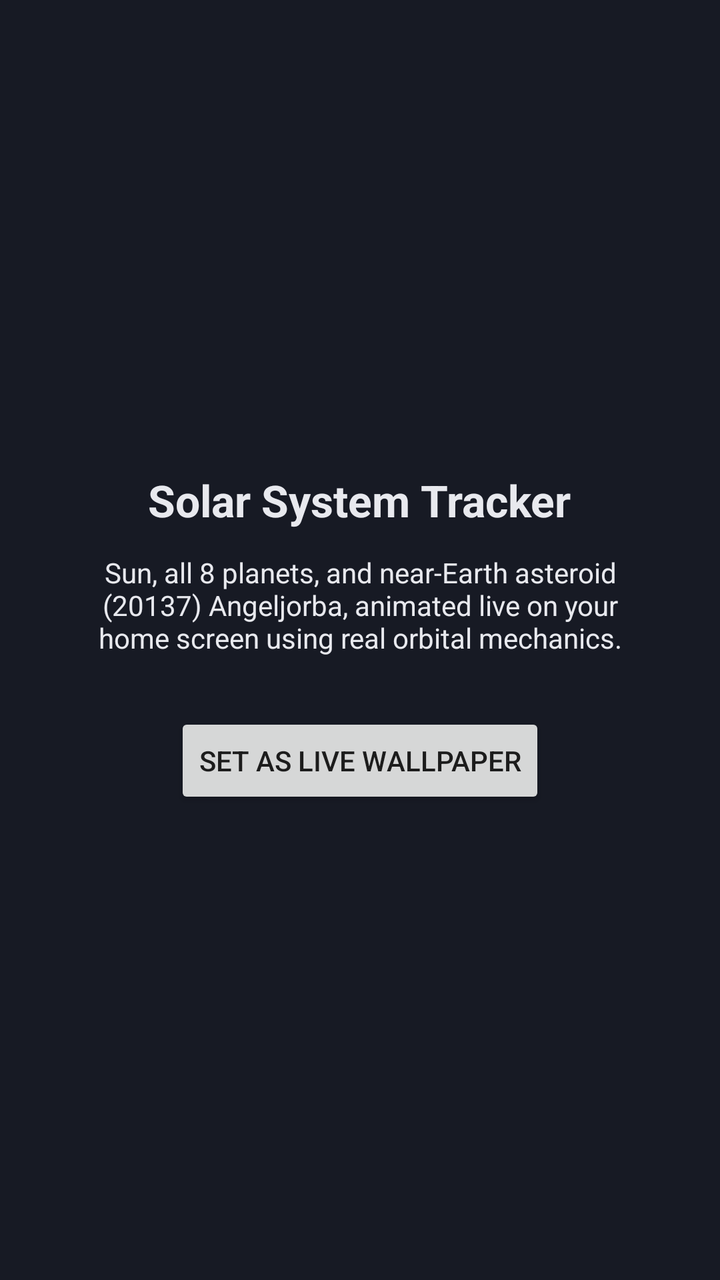
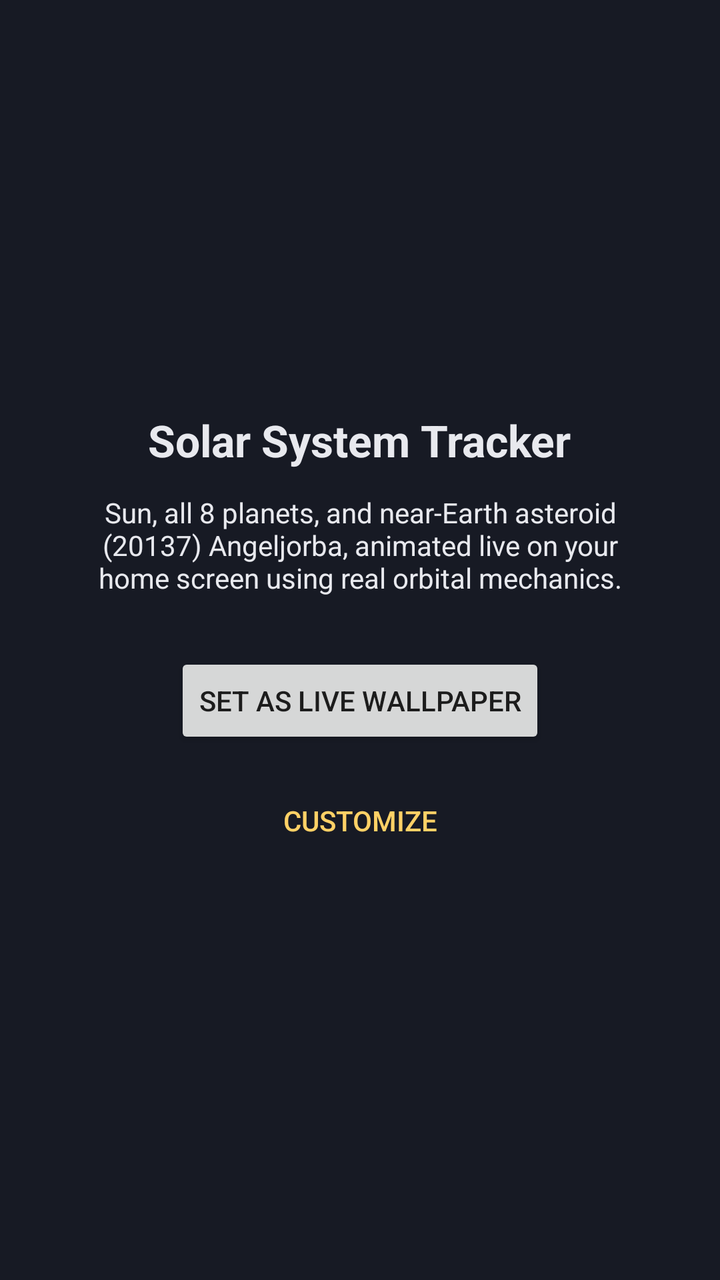

Compare the two renders of this Android layout. The source of the first and the diff that turns it into the second are given below.
<!-- AndroidManifest.xml: activity theme Theme.SolarSystemWallpaper -->
<!-- res/layout/activity_main.xml -->
<?xml version="1.0" encoding="utf-8"?>
<LinearLayout xmlns:android="http://schemas.android.com/apk/res/android"
    android:layout_width="match_parent"
    android:layout_height="match_parent"
    android:orientation="vertical"
    android:gravity="center"
    android:padding="32dp"
    android:background="@color/background">

    <TextView
        android:layout_width="wrap_content"
        android:layout_height="wrap_content"
        android:text="@string/app_name"
        android:textColor="@color/foreground"
        android:textSize="22sp"
        android:textStyle="bold"
        android:layout_marginBottom="12dp" />

    <TextView
        android:layout_width="wrap_content"
        android:layout_height="wrap_content"
        android:text="@string/main_description"
        android:textColor="@color/foreground"
        android:textSize="14sp"
        android:gravity="center"
        android:layout_marginBottom="28dp" />

    <Button
        android:id="@+id/setWallpaperButton"
        android:layout_width="wrap_content"
        android:layout_height="wrap_content"
        android:text="@string/set_wallpaper_button" />

</LinearLayout>
<!-- resources referenced by this layout -->
<resources>
  <color name="background">#171A24</color>
  <color name="foreground">#E8E9EE</color>
  <string name="app_name">Solar System Tracker</string>
  <string name="main_description">Sun, all 8 planets, and near-Earth asteroid (20137) Angeljorba, animated live on your home screen using real orbital mechanics.</string>
  <string name="set_wallpaper_button">Set as Live Wallpaper</string>
  <style name="Theme.SolarSystemWallpaper" parent="Theme.AppCompat.DayNight.NoActionBar">
          <item name="colorPrimary">@color/accent_default</item>
          <item name="colorPrimaryDark">@color/background</item>
          <item name="colorAccent">@color/accent_default</item>
          <item name="android:windowBackground">@color/background</item>
      </style>
  <color name="accent_default">#FFD166</color>
</resources>

<!-- the commit's change to res/layout/activity_main.xml (unified diff, before → after) -->
@@ -31,4 +31,12 @@
         android:layout_height="wrap_content"
         android:text="@string/set_wallpaper_button" />
 
+    <Button
+        android:id="@+id/openSettingsButton"
+        android:layout_width="wrap_content"
+        android:layout_height="wrap_content"
+        android:layout_marginTop="12dp"
+        android:text="@string/open_settings_button"
+        style="?android:attr/buttonBarButtonStyle" />
+
 </LinearLayout>
<!-- resource entries referenced after the edit -->
@@ -4,6 +4,7 @@
   <color name="foreground">#E8E9EE</color>
   <string name="app_name">Solar System Tracker</string>
   <string name="main_description">Sun, all 8 planets, and near-Earth asteroid (20137) Angeljorba, animated live on your home screen using real orbital mechanics.</string>
+  <string name="open_settings_button">Customize</string>
   <string name="set_wallpaper_button">Set as Live Wallpaper</string>
   <style name="Theme.SolarSystemWallpaper" parent="Theme.AppCompat.DayNight.NoActionBar">
           <item name="colorPrimary">@color/accent_default</item>
